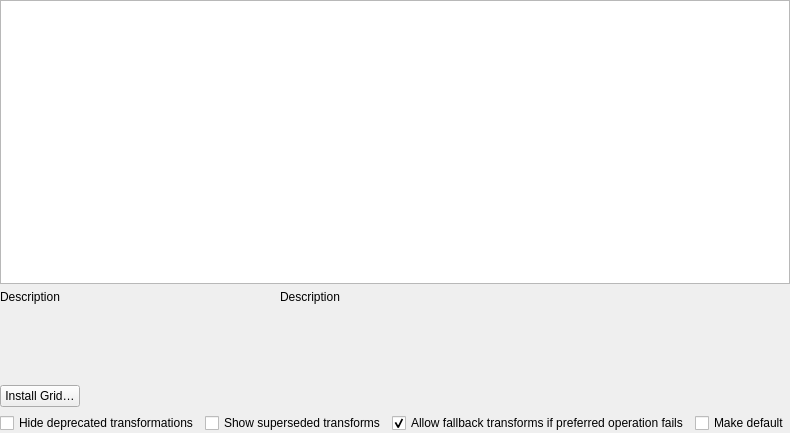
qgis/QGIS, file src/ui/qgscoordinateoperationwidgetbase.ui: the form before one commit.
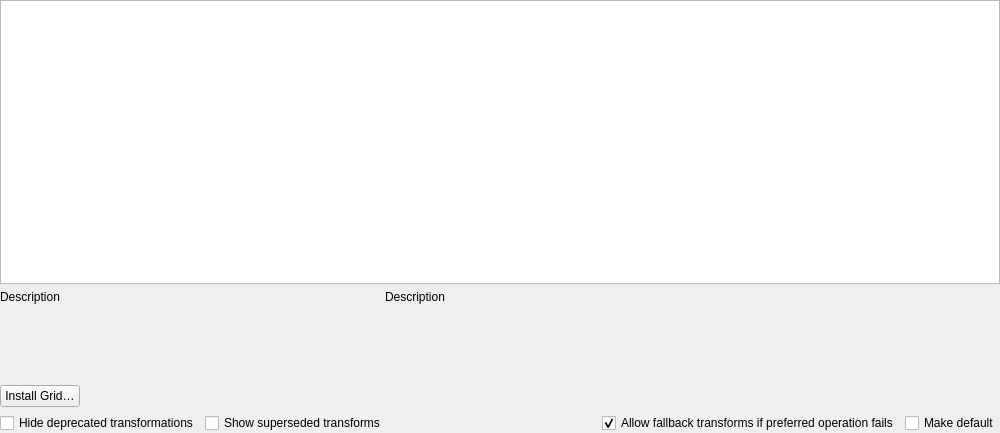
The form after the commit. Custom widgets are drawn as their Qt base class.

```diff
--- a/src/ui/qgscoordinateoperationwidgetbase.ui
+++ b/src/ui/qgscoordinateoperationwidgetbase.ui
@@ -6,7 +6,7 @@
    <rect>
     <x>0</x>
     <y>0</y>
-    <width>651</width>
+    <width>1000</width>
     <height>433</height>
    </rect>
   </property>
```
Left out of the diff: 3 changed lines with no effect on the pictures.
